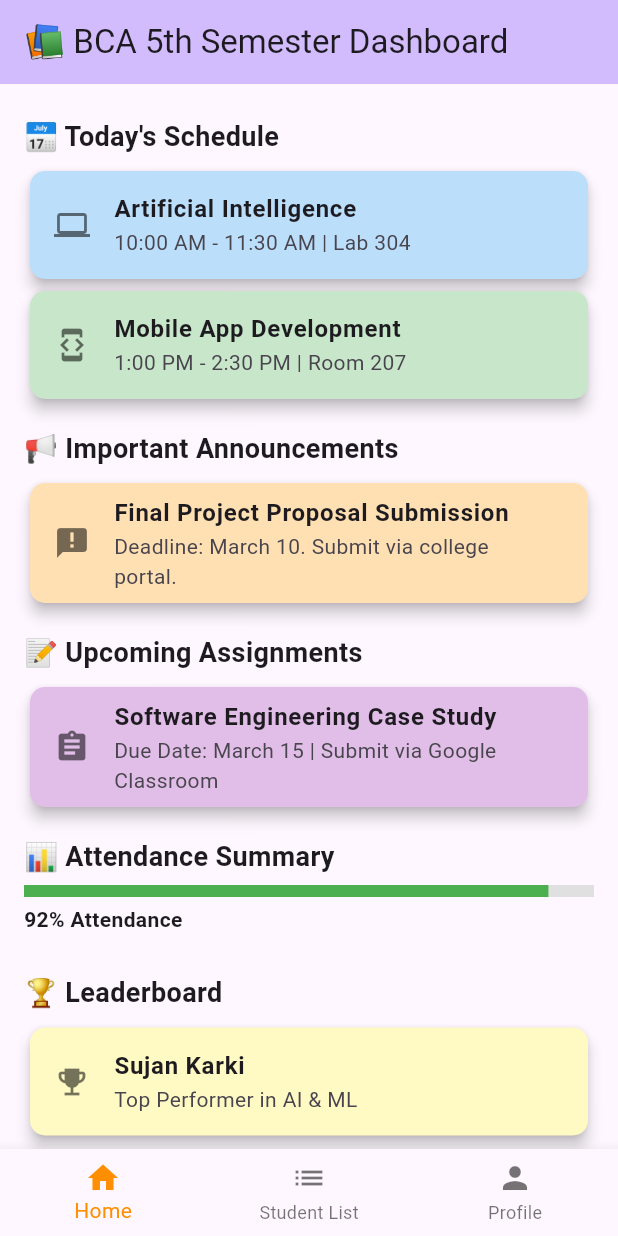
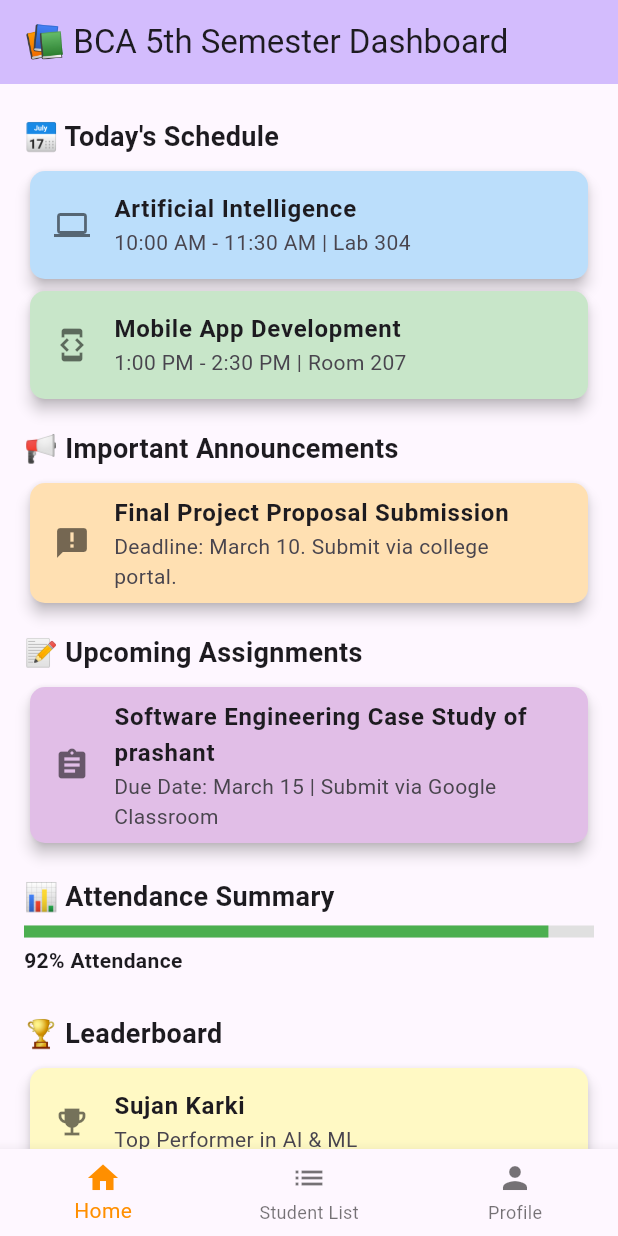
Before and after one commit to Ambikadulal/reliance_college_app, a Flutter app: the screen it shows after launch, on a phone screen of 412 x 824 dp. Run offline on Flutter 3.47's test engine with Material 3 defaults, Android fonts, the phone set to English and light mode, and no system bars; our stand-ins replace shared_preferences.

Commit message:
bca_pras1

```diff
--- a/lib/pages/screens/dashboard.dart
+++ b/lib/pages/screens/dashboard.dart
@@ -42,12 +42,12 @@ class StudentDashboard extends StatelessWidget {
           _sectionTitle("📝 Upcoming Assignments"),
           _buildCard(
             icon: Icons.assignment,
-            title: "Software Engineering Case Study",
+            title: "Software Engineering Case Study of prashant",
             subtitle: "Due Date: March 15 | Submit via Google Classroom",
             color: Colors.purple.shade100,
           ),
 
-          const SizedBox(height: 10),
+          const SizedBox(height: 13),
 
           // Section: Attendance Summary
           _sectionTitle("📊 Attendance Summary"),
--- a/lib/pages/screens/profile.dart
+++ b/lib/pages/screens/profile.dart
@@ -38,7 +38,7 @@ class ProfileScreen extends StatelessWidget {
             ),
 
             // Email Placeholder
-            Text(email, style: TextStyle(fontSize: 16, color: Colors.grey)),
+            Text(email, style: TextStyle(fontSize: 16, color: const Color.fromARGB(255, 14, 9, 9))),
             const SizedBox(height: 20),
 
             // Sign In Button
```
